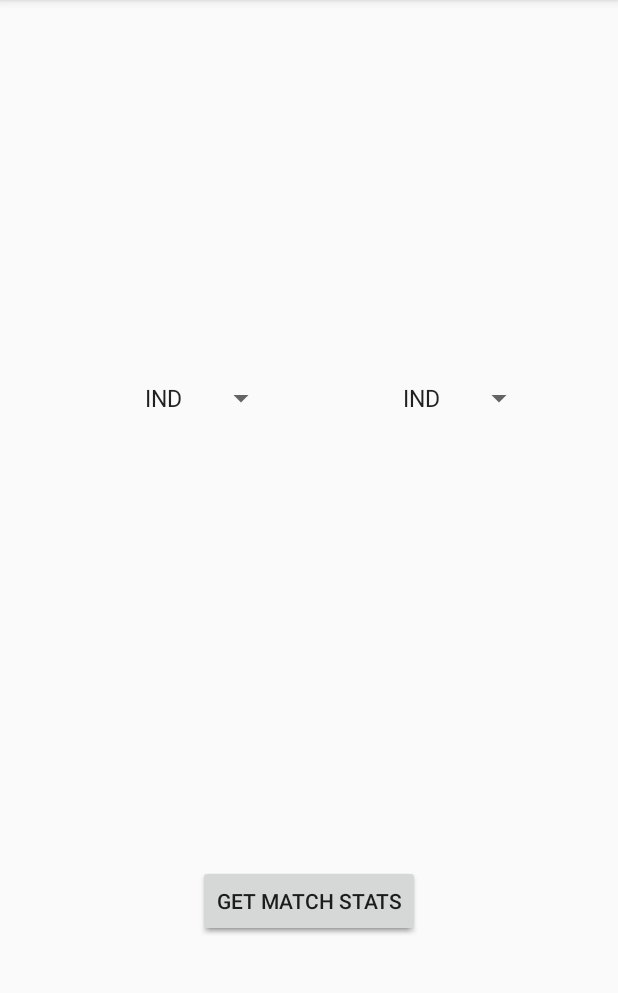
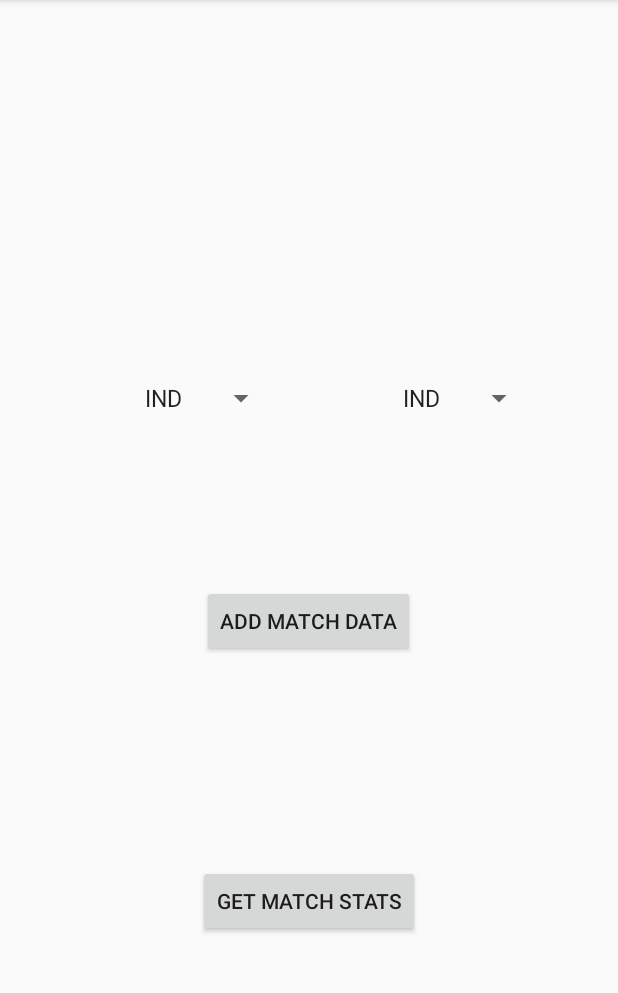
Before and after one commit to Nareshk9/MyApplication, an Android app: the SelectMatch screen opened directly, with no data from a screen before it, on a phone screen of 412 x 824 dp, the part 84-1077 px from its top. Run offline under Robolectric (Android 15) with nearby library versions, the phone set to English and light mode, and no system bars.

Commit message:
activity added

```diff
--- a/app/src/main/res/layout/activity_match_stats.xml
+++ b/app/src/main/res/layout/activity_match_stats.xml
@@ -9,8 +9,9 @@
 
         <TableLayout
             android:layout_marginTop="100dp"
+            android:layout_marginLeft="80dp"
             android:layout_width="match_parent"
-            android:layout_height="match_parent">
+            android:layout_height="match_parent" >
 
 
             <TableRow
--- a/app/src/main/res/layout/activity_select_match.xml
+++ b/app/src/main/res/layout/activity_select_match.xml
@@ -35,9 +35,9 @@
         android:layout_height="wrap_content"
         android:layout_alignParentBottom="true"
         android:layout_centerHorizontal="true"
-        android:layout_marginBottom="143dp"
-        android:text="Add Match Data"
-        android:onClick="addMatchData"/>
+        android:layout_marginBottom="330dp"
+        android:onClick="addMatchData"
+        android:text="Add Match Data" />
 
     <Button
         android:id="@+id/get_match_stats"
```
